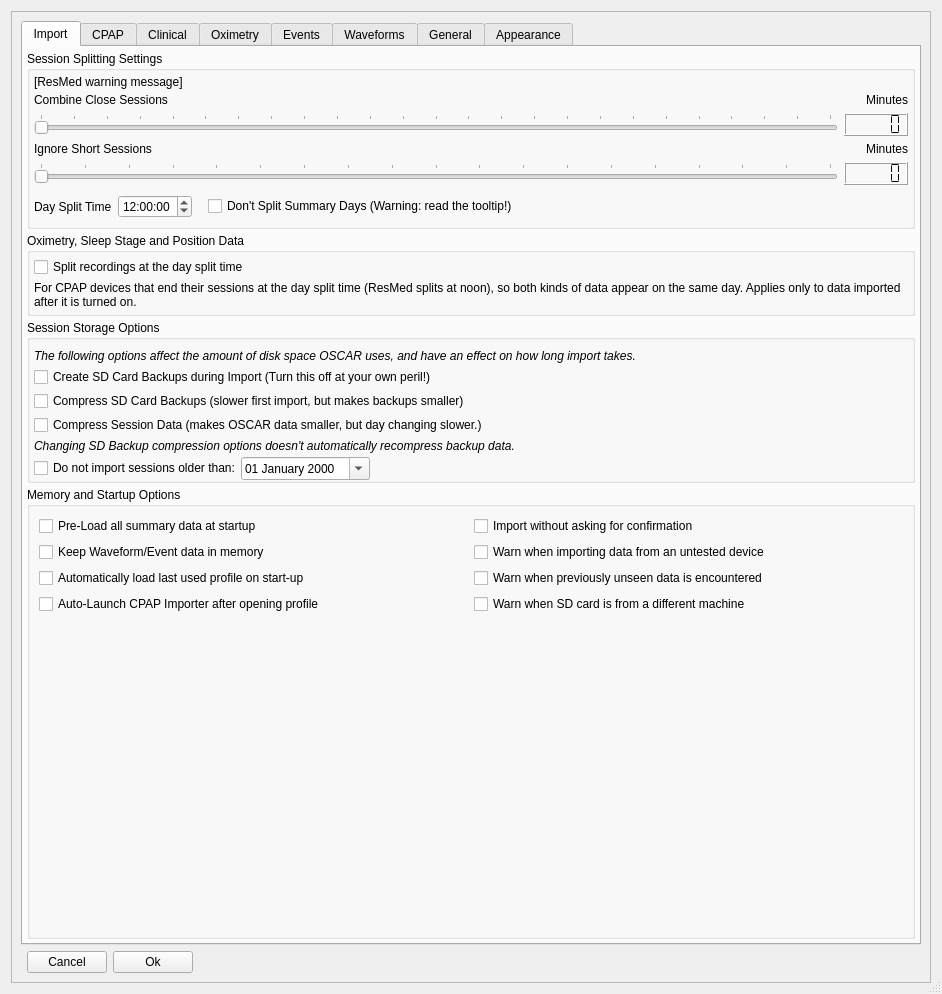
Before: the Qt Designer form oscar/preferencesdialog.ui in CrimsonNape-Red/OSCAR-SQL, drawn with Qt 5.
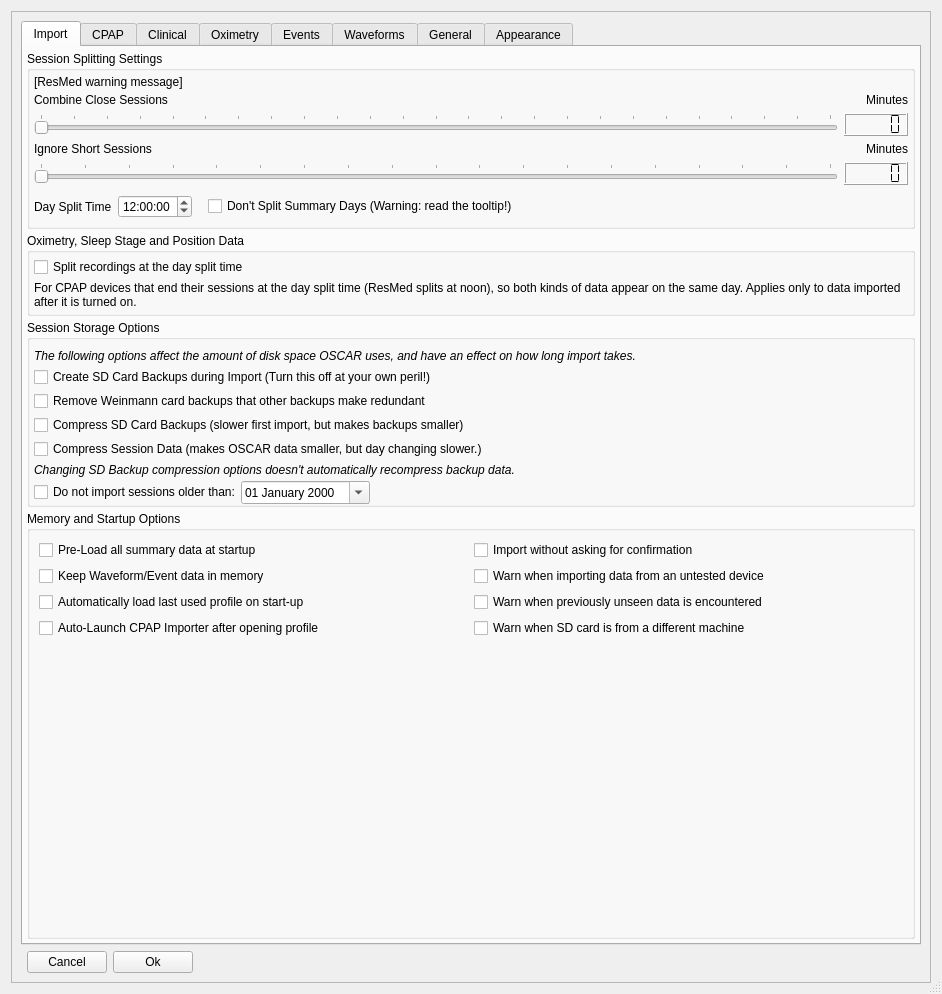
After: the same form once the commit is applied. The open tabs and pages were chosen to show the change. Icons and pictures are not drawn.

Commit message: Weinmann: back up each card on import, rebuild from the backups

Diff of the .ui file:
```diff
--- a/oscar/preferencesdialog.ui
+++ b/oscar/preferencesdialog.ui
@@ -480,7 +480,7 @@
                  <property name="verticalSpacing">
                   <number>4</number>
                  </property>
-                 <item row="5" column="0">
+                 <item row="6" column="0">
                   <widget class="QLabel" name="label_41">
                    <property name="font">
                     <font>
@@ -496,6 +496,19 @@
                   </widget>
                  </item>
                  <item row="3" column="0">
+                  <widget class="QCheckBox" name="pruneCardBackups">
+                   <property name="toolTip">
+                    <string>OSCAR keeps a copy of each Weinmann card it imports, about 1.6 MB a day.
+A copy is removed when the other copies hold all of its nights,
+so Rebuild CPAP Data still restores the same nights.
+Turn this off to keep every card.</string>
+                   </property>
+                   <property name="text">
+                    <string>Remove Weinmann card backups that other backups make redundant</string>
+                   </property>
+                  </widget>
+                 </item>
+                 <item row="4" column="0">
                   <widget class="QCheckBox" name="compressSDBackups">
                    <property name="toolTip">
                     <string>Compress ResMed (EDF) backups to save disk space.
@@ -525,7 +538,7 @@
                    </property>
                   </widget>
                  </item>
-                 <item row="4" column="0">
+                 <item row="5" column="0">
                   <widget class="QCheckBox" name="compressSessionData">
                    <property name="toolTip">
                     <string>This makes OSCAR's data take around half as much space.
@@ -553,7 +566,7 @@
                    </property>
                   </widget>
                  </item>
-                 <item row="6" column="0">
+                 <item row="7" column="0">
                   <layout class="QHBoxLayout" name="horizontalLayout_18">
                    <property name="leftMargin">
                     <number>0</number>
```
The commit also changes 6 other files.
